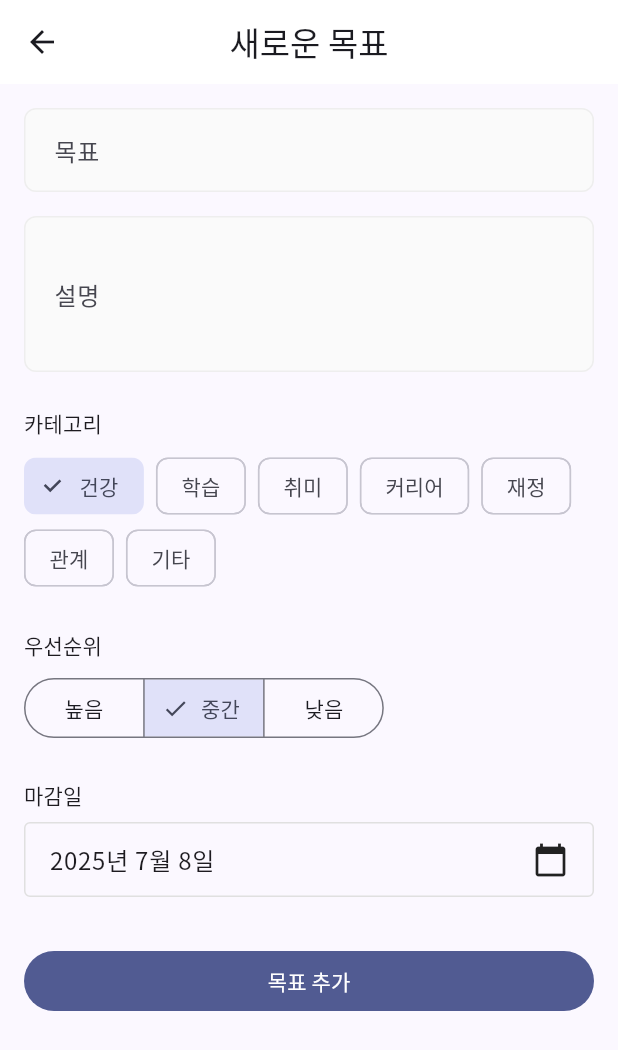
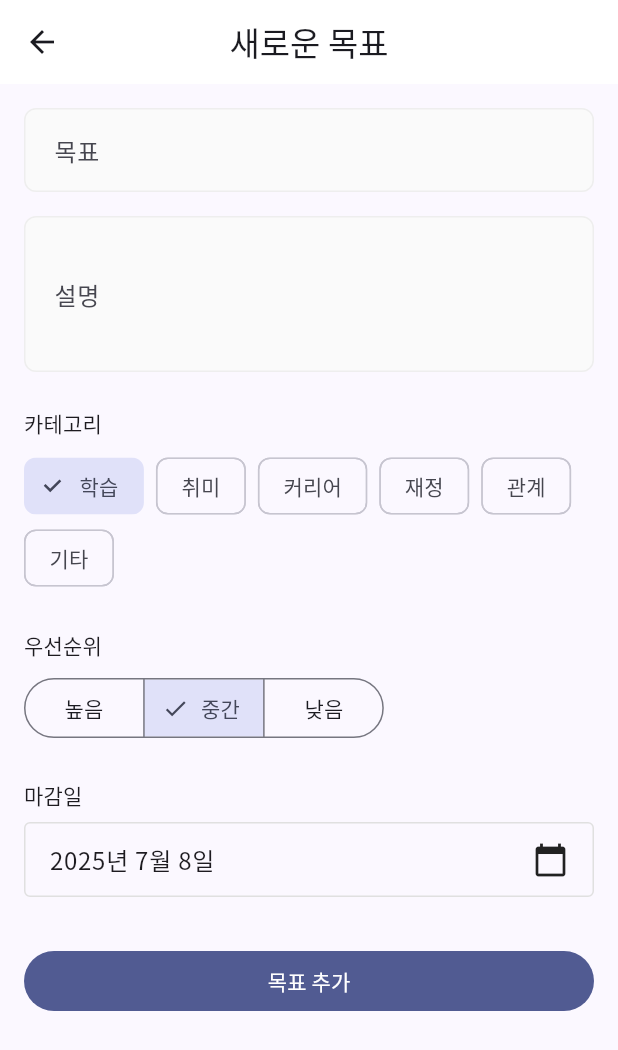
Before and after one commit to justn-hyeok/goaling, a Flutter app: the GoalFormScreen screen opened directly, on a phone screen of 412 x 824 dp. Shown: the top 1050 px of the screen. Run offline on Flutter 3.47's test engine with Material 3 defaults, Android fonts, the light colour scheme and no system bars; our stand-ins replace camera, flutter_local_notifications, google_fonts, image_picker, timezone.

Commit message:
fix: _categories List 수정

```diff
--- a/lib/features/goals/screens/goal_form_screen.dart
+++ b/lib/features/goals/screens/goal_form_screen.dart
@@ -20,7 +20,7 @@
   late String _selectedCategory;
   late GoalPriority _selectedPriority;
 
-  final List<String> _categories = ['건강', '학습', '취미', '커리어', '재정', '관계', '기타'];
+  final List<String> _categories = ['학습', '취미', '커리어', '재정', '관계', '기타'];
 
   @override
   void initState() {
```
